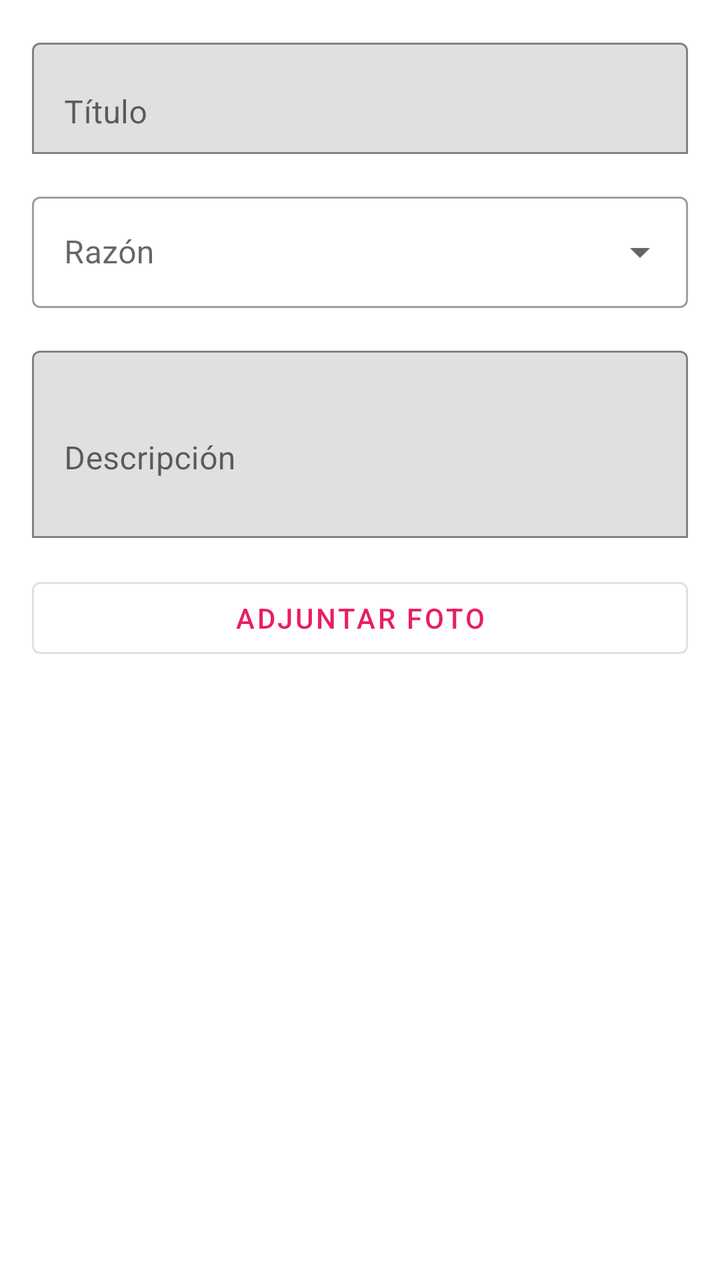
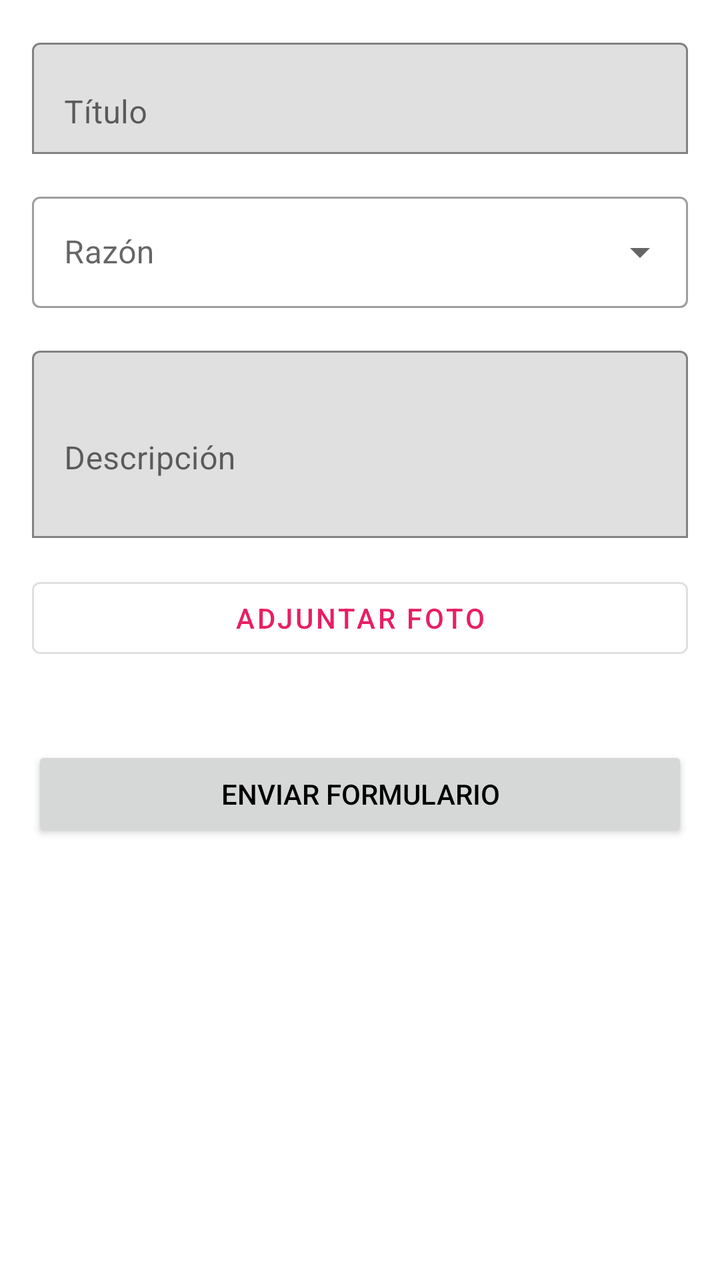

Compare the two renders of this Android layout. The source of the first and the diff that turns it into the second are given below.
<!-- AndroidManifest.xml: application theme Theme.FloreriaApp -->
<!-- res/layout/activity_formulario.xml -->
<?xml version="1.0" encoding="utf-8"?>
<ScrollView xmlns:android="http://schemas.android.com/apk/res/android"
    xmlns:app="http://schemas.android.com/apk/res-auto"
    android:layout_width="match_parent"
    android:layout_height="match_parent"
    android:padding="16dp">

    <LinearLayout
        android:orientation="vertical"
        android:layout_width="match_parent"
        android:layout_height="wrap_content">

        
        <com.google.android.material.textfield.TextInputLayout
            android:layout_width="match_parent"
            android:layout_height="wrap_content"
            android:hint="Título"
            app:boxBackgroundMode="outline"
            app:boxStrokeColor="@color/purple_500"
            android:layout_marginBottom="16dp">

            <com.google.android.material.textfield.TextInputEditText
                android:id="@+id/et_titulo"
                android:layout_width="match_parent"
                android:layout_height="wrap_content"
                android:inputType="text"/>
        </com.google.android.material.textfield.TextInputLayout>

        
        <com.google.android.material.textfield.TextInputLayout
            style="@style/Widget.MaterialComponents.TextInputLayout.OutlinedBox.ExposedDropdownMenu"
            android:layout_width="match_parent"
            android:layout_height="wrap_content"
            android:hint="Razón"
            android:layout_marginBottom="16dp">

            <AutoCompleteTextView
                android:id="@+id/actv_razon"
                android:layout_width="match_parent"
                android:layout_height="wrap_content"
                android:inputType="none"/>
        </com.google.android.material.textfield.TextInputLayout>

        
        <com.google.android.material.textfield.TextInputLayout
            android:layout_width="match_parent"
            android:layout_height="wrap_content"
            android:hint="Descripción"
            app:boxBackgroundMode="outline"
            app:boxStrokeColor="@color/purple_500"
            android:layout_marginBottom="16dp">

            <com.google.android.material.textfield.TextInputEditText
                android:id="@+id/et_descripcion"
                android:layout_width="match_parent"
                android:layout_height="wrap_content"
                android:inputType="textMultiLine"
                android:minLines="3"/>
        </com.google.android.material.textfield.TextInputLayout>

        
        <com.google.android.material.button.MaterialButton
            android:id="@+id/btn_adjuntar_foto"
            android:layout_width="match_parent"
            android:layout_height="wrap_content"
            android:text="Adjuntar Foto"
            android:layout_marginBottom="16dp"
            style="@style/Widget.MaterialComponents.Button.OutlinedButton"/>

        
        <ImageView
            android:id="@+id/iv_foto"
            android:layout_width="match_parent"
            android:layout_height="200dp"
            android:scaleType="centerCrop"
            android:visibility="gone"
            android:background="@color/gray_light"/>

    </LinearLayout>
</ScrollView>
<!-- resources referenced by this layout -->
<resources>
  <color name="gray_light">#D3D3D3</color>
  <color name="purple_500">#E91E63</color>
  <style name="Theme.FloreriaApp" parent="Theme.MaterialComponents.DayNight.DarkActionBar">
          
          <item name="colorPrimary">@color/pink_500</item>
          <item name="colorPrimaryVariant">@color/pink_700</item>
          <item name="colorOnPrimary">@color/white</item>
  
          
          <item name="colorSecondary">@color/rose_300</item>
          <item name="colorSecondaryVariant">@color/pink_700</item>
          <item name="colorOnSecondary">@color/white</item>
  
          
          <item name="android:statusBarColor" tools:targetApi="l">@color/pink_700</item>
  
          
          <item name="android:colorBackground">@color/white</item>
          <item name="android:textColor">@color/black</item>
  
          
          <item name="colorSurface">@color/rose_100</item>
          <item name="colorOnSurface">@color/black</item>
      </style>
  <color name="pink_500">#E91E63</color>
  <color name="pink_700">#C2185B</color>
  <color name="white">#FFFFFFFF</color>
  <color name="rose_300">#F48FB1</color>
  <color name="black">#FF000000</color>
  <color name="rose_100">#FCE4EC</color>
</resources>

<!-- the commit's change to res/layout/activity_formulario.xml (unified diff, before → after) -->
@@ -76,5 +76,13 @@
             android:visibility="gone"
             android:background="@color/gray_light"/>
 
+        
+        <Button
+            android:id="@+id/btn_enviar"
+            android:layout_width="match_parent"
+            android:layout_height="wrap_content"
+            android:text="Enviar Formulario"
+            android:layout_marginTop="24dp"/>
+
     </LinearLayout>
 </ScrollView>
